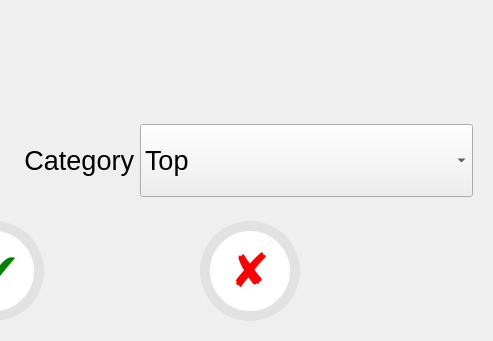
Before: the Qt Designer form AddClothesConfirmationUi.ui in beaesguerra/dressr, drawn with Qt 5; both pictures show x 227 to 720 and y 947 to 1288 of the 720 by 1288 pixel window.
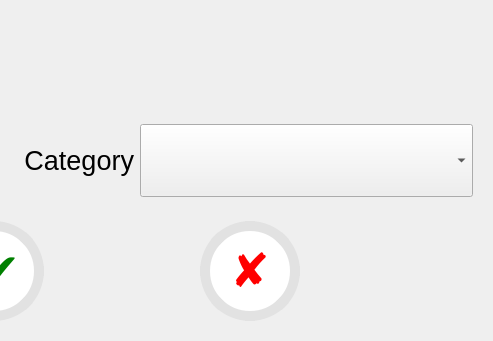
After: the same form once the commit is applied.

Patch:
```diff
--- a/AddClothesConfirmationUi.ui
+++ b/AddClothesConfirmationUi.ui
@@ -115,16 +115,6 @@
           <pointsize>20</pointsize>
          </font>
         </property>
-        <item>
-         <property name="text">
-          <string>Top</string>
-         </property>
-        </item>
-        <item>
-         <property name="text">
-          <string>Bottom</string>
-         </property>
-        </item>
        </widget>
       </item>
      </layout>
```
